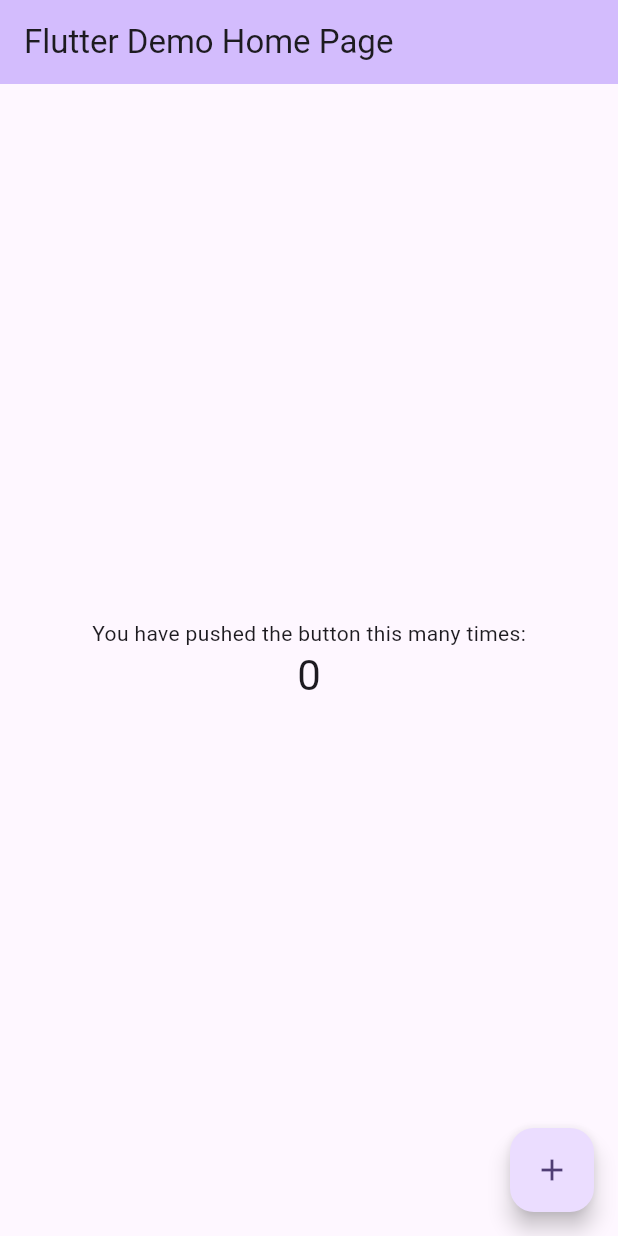
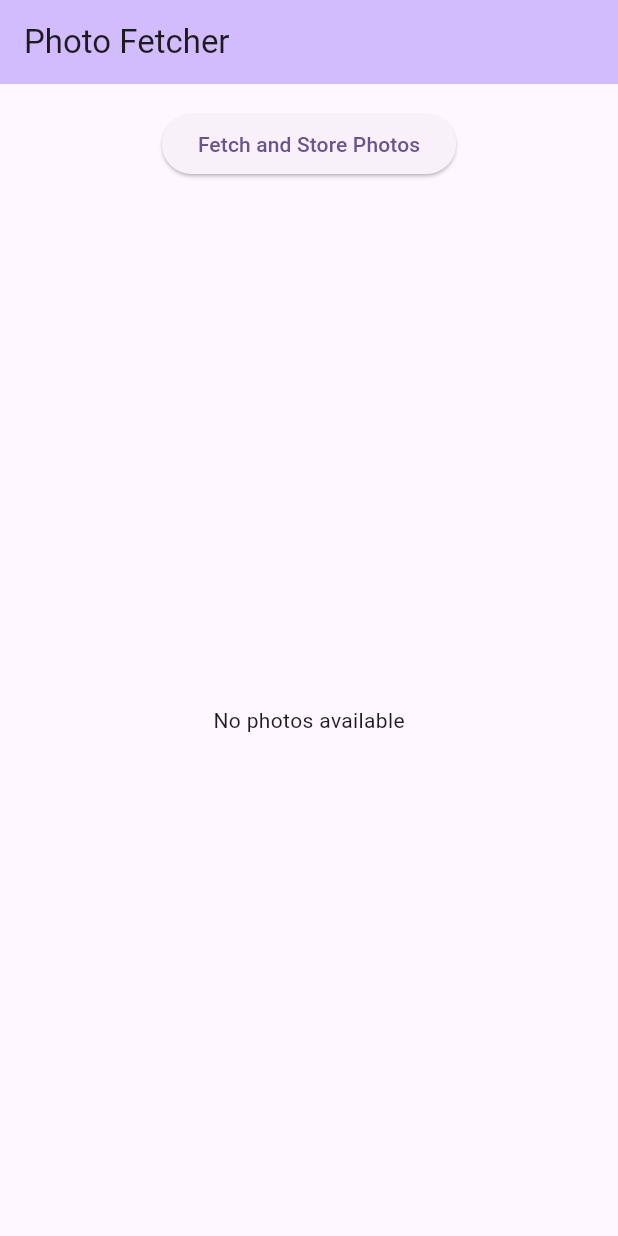
Before and after one commit to rubenkaksh/sqflite-lock, a Flutter app: the screen it shows after launch, on a phone screen of 412 x 824 dp. Run offline on Flutter 3.47's test engine with Material 3 defaults, Android fonts, the phone set to English and light mode, and no system bars; our stand-ins replace dio, sqflite; accounts and stored records are empty.

Commit message:
fetch from api and store to db on click of button myhomepage

```diff
--- a/lib/main.dart
+++ b/lib/main.dart
@@ -1,4 +1,7 @@
 import 'package:flutter/material.dart';
+import 'database_service.dart';
+import 'repositories/photo_repository.dart';
+import 'models/photo.dart';
 
 void main() {
   runApp(const MyApp());
@@ -11,7 +14,7 @@ class MyApp extends StatelessWidget {
   @override
   Widget build(BuildContext context) {
     return MaterialApp(
-      title: 'Flutter Demo',
+      title: 'Photo Fetcher',
       theme: ThemeData(
         // This is the theme of your application.
         //
@@ -31,7 +34,7 @@ class MyApp extends StatelessWidget {
         colorScheme: ColorScheme.fromSeed(seedColor: Colors.deepPurple),
         useMaterial3: true,
       ),
-      home: const MyHomePage(title: 'Flutter Demo Home Page'),
+      home: const MyHomePage(title: 'Photo Fetcher'),
     );
   }
 }
@@ -55,17 +58,50 @@ class MyHomePage extends StatefulWidget {
 }
 
 class _MyHomePageState extends State<MyHomePage> {
-  int _counter = 0;
+  final DatabaseService _databaseService = DatabaseService();
+  late final PhotoRepository _photoRepository;
+  List<Photo> _photos = [];
+  bool _isLoading = false;
+  String? _error;
 
-  void _incrementCounter() {
+  @override
+  void initState() {
+    super.initState();
+    _photoRepository = PhotoRepository(_databaseService);
+    _loadLocalPhotos();
+  }
+
+  Future<void> _loadLocalPhotos() async {
+    try {
+      final photos = await _photoRepository.getLocalPhotos();
+      setState(() {
+        _photos = photos;
+      });
+    } catch (e) {
+      setState(() {
+        _error = 'Error loading local photos: $e';
+      });
+    }
+  }
+
+  Future<void> _fetchAndStorePhotos() async {
     setState(() {
-      // This call to setState tells the Flutter framework that something has
-      // changed in this State, which causes it to rerun the build method below
-      // so that the display can reflect the updated values. If we changed
-      // _counter without calling setState(), then the build method would not be
-      // called again, and so nothing would appear to happen.
-      _counter++;
+      _isLoading = true;
+      _error = null;
     });
+
+    try {
+      final photos = await _photoRepository.fetchAndStorePhotos();
+      setState(() {
+        _photos = photos;
+        _isLoading = false;
+      });
+    } catch (e) {
+      setState(() {
+        _error = 'Error fetching photos: $e';
+        _isLoading = false;
+      });
+    }
   }
 
   @override
@@ -86,40 +122,47 @@ class _MyHomePageState extends State<MyHomePage> {
         // the App.build method, and use it to set our appbar title.
         title: Text(widget.title),
       ),
-      body: Center(
-        // Center is a layout widget. It takes a single child and positions it
-        // in the middle of the parent.
-        child: Column(
-          // Column is also a layout widget. It takes a list of children and
-          // arranges them vertically. By default, it sizes itself to fit its
-          // children horizontally, and tries to be as tall as its parent.
-          //
-          // Column has various properties to control how it sizes itself and
-          // how it positions its children. Here we use mainAxisAlignment to
-          // center the children vertically; the main axis here is the vertical
-          // axis because Columns are vertical (the cross axis would be
-          // horizontal).
-          //
-          // TRY THIS: Invoke "debug painting" (choose the "Toggle Debug Paint"
-          // action in the IDE, or press "p" in the console), to see the
-          // wireframe for each widget.
-          mainAxisAlignment: MainAxisAlignment.center,
-          children: <Widget>[
-            const Text(
-              'You have pushed the button this many times:',
+      body: Column(
+        children: [
+          Padding(
+            padding: const EdgeInsets.all(16.0),
+            child: ElevatedButton(
+              onPressed: _isLoading ? null : _fetchAndStorePhotos,
+              child: _isLoading
+                  ? const CircularProgressIndicator()
+                  : const Text('Fetch and Store Photos'),
             ),
-            Text(
-              '$_counter',
-              style: Theme.of(context).textTheme.headlineMedium,
+          ),
+          if (_error != null)
+            Padding(
+              padding: const EdgeInsets.all(16.0),
+              child: Text(
+                _error!,
+                style: const TextStyle(color: Colors.red),
+              ),
             ),
-          ],
-        ),
+          Expanded(
+            child: _photos.isEmpty
+                ? const Center(child: Text('No photos available'))
+                : ListView.builder(
+                    itemCount: _photos.length,
+                    itemBuilder: (context, index) {
+                      final photo = _photos[index];
+                      return ListTile(
+                        leading: Image.network(
+                          photo.thumbnailUrl,
+                          width: 50,
+                          height: 50,
+                          fit: BoxFit.cover,
+                        ),
+                        title: Text(photo.title),
+                        subtitle: Text('Album ID: ${photo.albumId}'),
+                      );
+                    },
+                  ),
+          ),
+        ],
       ),
-      floatingActionButton: FloatingActionButton(
-        onPressed: _incrementCounter,
-        tooltip: 'Increment',
-        child: const Icon(Icons.add),
-      ), // This trailing comma makes auto-formatting nicer for build methods.
     );
   }
 }
```
